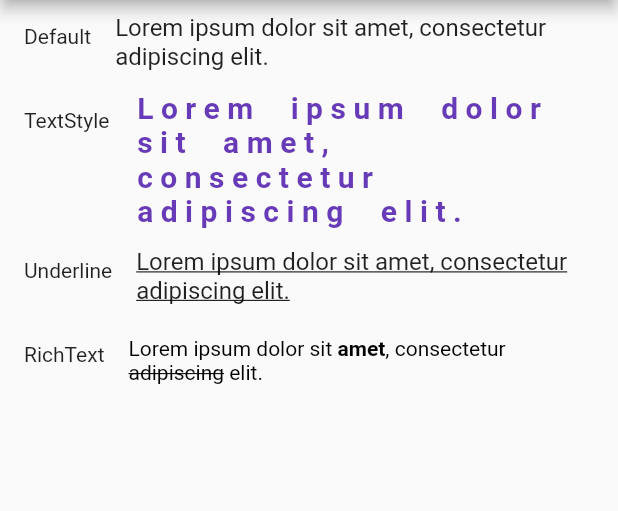
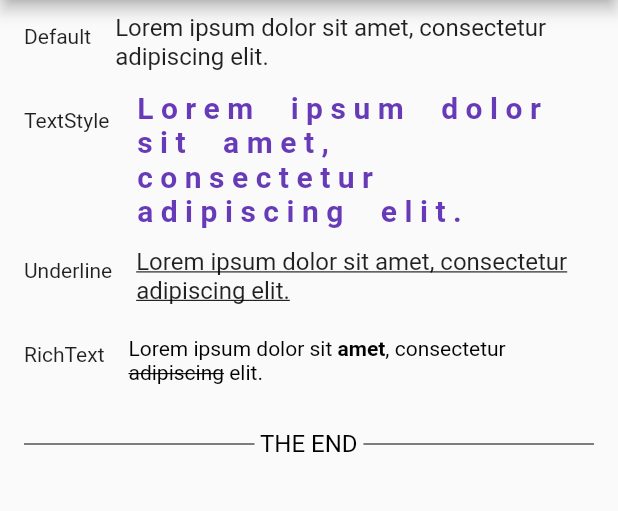
Before and after one commit to leutbounpaseuth/flutter, a Flutter app: the TextPage screen opened by its route, on a phone screen of 412 x 824 dp, the part 84-595 px from its top. Run offline on Flutter 3.47's test engine with Material 2 defaults, Android fonts, the phone set to English and light mode, and no system bars; our stand-ins replace native_widgets; missing offline and left inert: a package.

Commit message:
Horizontal divider with text in the middle

```diff
--- a/src/demo/lib/pages/text.dart
+++ b/src/demo/lib/pages/text.dart
@@ -65,6 +65,13 @@ class _TextPageState extends State<TextPage> {
                   ]),
             ),
           ),
+          ListTile(
+            title: Row(children: <Widget>[
+              Expanded(child: Divider(color: Colors.black)),
+              Text(" THE END ", style: TextStyle(color: Colors.black)),
+              Expanded(child: Divider(color: Colors.black)),
+            ]),
+          ),
         ],
       ),
     );
```
